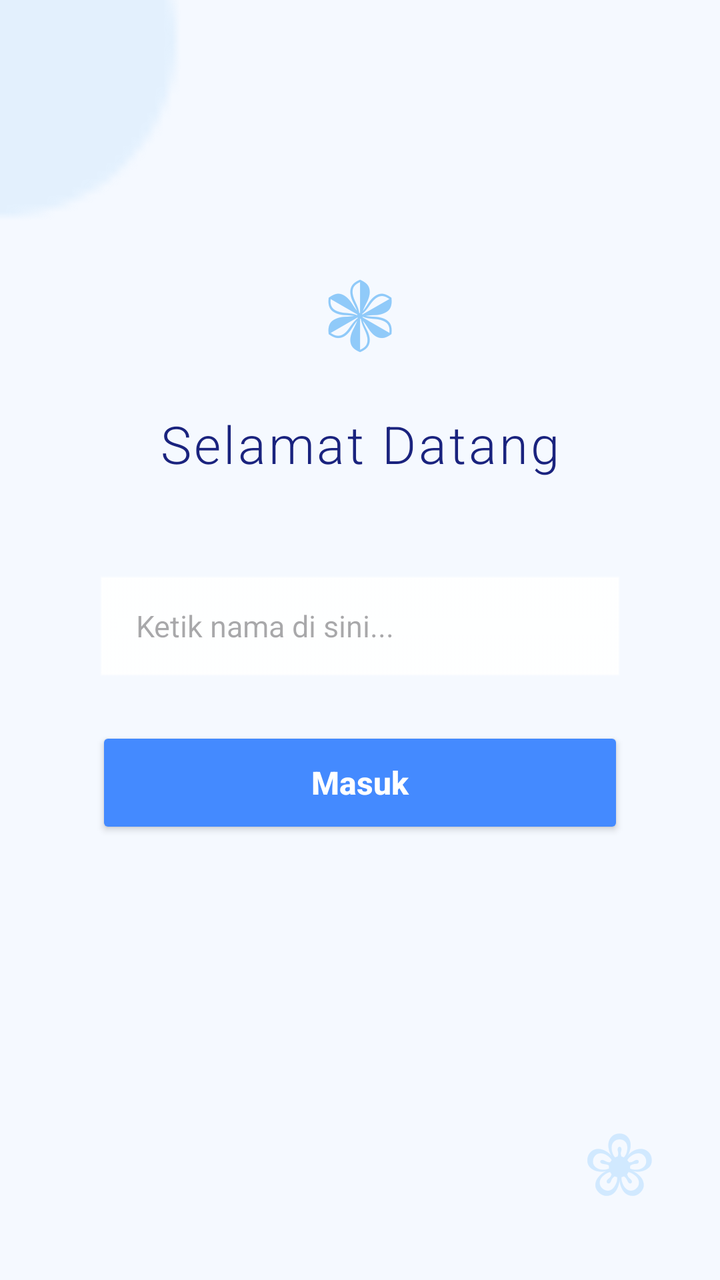
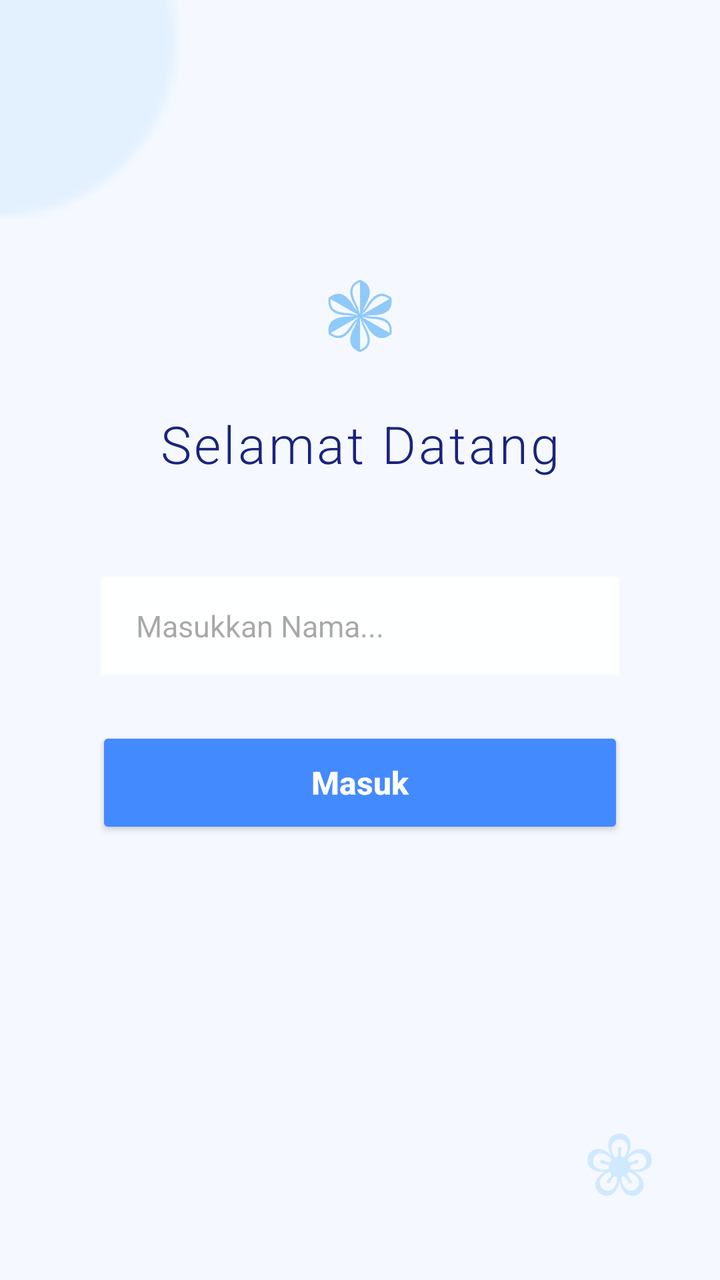

Before-and-after screenshots of an Android layout around one commit, followed by the original layout XML and the change that was made.
<!-- AndroidManifest.xml: application theme Theme.NaailaApps -->
<!-- res/layout/activity_second.xml -->
<?xml version="1.0" encoding="utf-8"?>
<androidx.constraintlayout.widget.ConstraintLayout xmlns:android="http://schemas.android.com/apk/res/android"
    xmlns:app="http://schemas.android.com/apk/res-auto"
    xmlns:tools="http://schemas.android.com/tools"
    android:id="@+id/main"
    android:layout_width="match_parent"
    android:layout_height="match_parent"
    android:background="#F5F9FF"
    tools:context=".pertemuan2.SecondActivity">

    <View
        android:id="@+id/decorCircle"
        android:layout_width="200dp"
        android:layout_height="200dp"
        android:layout_marginStart="-100dp"
        android:layout_marginTop="-80dp"
        android:alpha="0.3"
        android:background="@android:drawable/presence_invisible"
        android:backgroundTint="#BBDEFB"
        app:layout_constraintStart_toStartOf="parent"
        app:layout_constraintTop_toTopOf="parent" />

    <TextView
        android:id="@+id/mainFlower"
        android:layout_width="wrap_content"
        android:layout_height="wrap_content"
        android:layout_marginTop="120dp"
        android:text="❃"
        android:textColor="#90CAF9"
        android:textSize="50sp"
        app:layout_constraintEnd_toEndOf="parent"
        app:layout_constraintStart_toStartOf="parent"
        app:layout_constraintTop_toTopOf="parent" />

    <TextView
        android:id="@+id/textViewTitle"
        android:layout_width="wrap_content"
        android:layout_height="wrap_content"
        android:layout_marginTop="16dp"
        android:fontFamily="sans-serif-light"
        android:letterSpacing="0.05"
        android:text="Selamat Datang"
        android:textColor="#1A237E"
        android:textSize="26sp"
        app:layout_constraintEnd_toEndOf="parent"
        app:layout_constraintStart_toStartOf="parent"
        app:layout_constraintTop_toBottomOf="@+id/mainFlower" />

    <EditText
        android:id="@+id/inputNama"
        android:layout_width="0dp"
        android:layout_height="56dp"
        android:layout_marginStart="48dp"
        android:layout_marginTop="48dp"
        android:layout_marginEnd="48dp"
        android:background="@android:drawable/edit_text"
        android:backgroundTint="#FFFFFF"
        android:elevation="2dp"
        android:hint="Ketik nama di sini..."
        android:inputType="textPersonName"
        android:paddingStart="20dp"
        android:textColor="#37474F"
        android:textSize="15sp"
        app:layout_constraintEnd_toEndOf="parent"
        app:layout_constraintStart_toStartOf="parent"
        app:layout_constraintTop_toBottomOf="@+id/textViewTitle" />

    <Button
        android:id="@+id/btnSubmit"
        android:layout_width="0dp"
        android:layout_height="56dp"
        android:layout_marginStart="48dp"
        android:layout_marginTop="20dp"
        android:layout_marginEnd="48dp"
        android:backgroundTint="#448AFF"
        android:elevation="4dp"
        android:text="Masuk"
        android:textAllCaps="false"
        android:textColor="#FFFFFF"
        android:textSize="16sp"
        android:textStyle="bold"
        app:cornerRadius="12dp"
        app:layout_constraintEnd_toEndOf="parent"
        app:layout_constraintStart_toStartOf="parent"
        app:layout_constraintTop_toBottomOf="@+id/inputNama" />

    <TextView
        android:layout_width="wrap_content"
        android:layout_height="wrap_content"
        android:layout_marginEnd="32dp"
        android:layout_marginBottom="32dp"
        android:text="❀"
        android:textColor="#D1E9FF"
        android:textSize="40sp"
        app:layout_constraintBottom_toBottomOf="parent"
        app:layout_constraintEnd_toEndOf="parent" />

</androidx.constraintlayout.widget.ConstraintLayout>
<!-- resources referenced by this layout -->
<resources>
  <style name="Theme.NaailaApps" parent="Base.Theme.NaailaApps" />
  <style name="Base.Theme.NaailaApps" parent="Theme.Material3.DayNight.NoActionBar">
          
          
      </style>
</resources>

<!-- the commit's change to res/layout/activity_second.xml (unified diff, before → after) -->
@@ -56,7 +56,7 @@
         android:background="@android:drawable/edit_text"
         android:backgroundTint="#FFFFFF"
         android:elevation="2dp"
-        android:hint="Ketik nama di sini..."
+        android:hint="Masukkan Nama..."
         android:inputType="textPersonName"
         android:paddingStart="20dp"
         android:textColor="#37474F"
